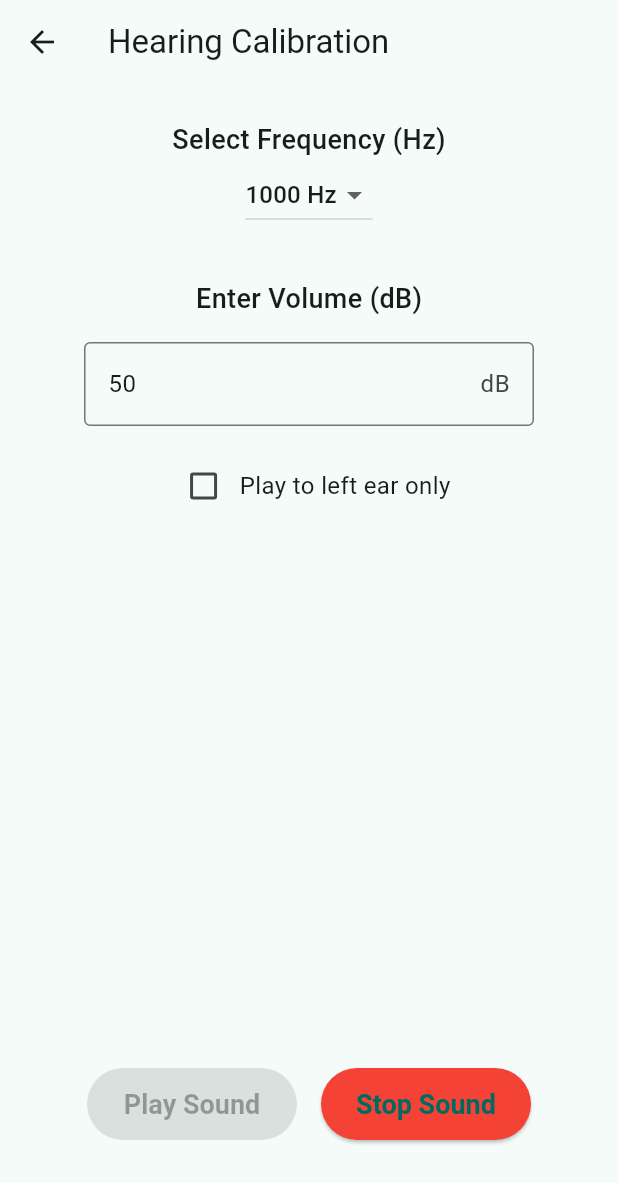
After one commit to HearMate/hear-mate-app, a Flutter app: the HeadsetCalibrationPage screen opened by its route, after a tap on "Play Sound", on a phone screen of 412 x 824 dp. The commit adds this screen. Shown: the top 1183 px of the screen. Run offline on Flutter 3.47's test engine with Material 3 defaults, Android fonts, the phone set to English and light mode, and no system bars; our stand-ins replace audioplayers, bloc, file_picker, fl_chart, flutter_bloc, fpdart and 2 more; accounts and stored records are empty; generated files the repository leaves out were written again.

Commit message:
Implement headset calibration module.

```diff
--- a/lib/home_page.dart
+++ b/lib/home_page.dart
@@ -46,9 +46,17 @@ class HomePage extends StatelessWidget {
                 onPressed: () {
                   Navigator.pushNamed(context, '/echo_parse/welcome');
                 },
-                child: Text(
-                  'Echo Parse',
-                ),
+                child: Text('Echo Parse'),
+              ),
+
+              const SizedBox(height: 10),
+
+              // Echo Parse button
+              FilledButton(
+                onPressed: () {
+                  Navigator.pushNamed(context, '/headset_calibration/home');
+                },
+                child: Text('Headset Calibration'),
               ),
 
               const SizedBox(height: 40),
--- a/lib/main.dart
+++ b/lib/main.dart
@@ -4,6 +4,8 @@ import 'package:hear_mate_app/data/languages.dart';
 import 'package:hear_mate_app/home_page.dart';
 import 'package:flutter_gen/gen_l10n/app_localizations.dart';
 import 'package:flutter_localizations/flutter_localizations.dart';
+import 'package:hear_mate_app/modules/hearing_calibration/blocs/headset_calibration_bloc/headset_calibration_page_bloc.dart';
+import 'package:hear_mate_app/modules/hearing_calibration/screens/hearing_calibration_page/hearing_calibration_page.dart';
 import 'package:hear_mate_app/screens/about_page.dart';
 import 'package:hear_mate_app/screens/menu_page.dart';
 import 'package:hear_mate_app/screens/settings_page.dart';
@@ -11,7 +13,7 @@ import 'package:hear_mate_app/modules/echo_parse/screens/echo_parse_welcome_page
 import 'package:hear_mate_app/modules/echo_parse/screens/echo_parse_home_page/echo_parse_home_page.dart';
 import 'package:hear_mate_app/modules/echo_parse/screens/echo_parse_conversion_results_page/echo_parse_conversion_results_page.dart';
 import 'package:hear_mate_app/modules/hearing_test/blocs/hearing_test/hearing_test_bloc.dart';
-import 'package:hear_mate_app/modules/hearing_test/repositories/hearing_test_sounds_player_repository.dart';
+import 'package:hear_mate_app/repositories/sounds_player_repository.dart';
 import 'package:hear_mate_app/modules/hearing_test/screens/hearing_test_page/hearing_test_page.dart';
 import 'package:hear_mate_app/modules/hearing_test/screens/hearing_test_result_page/hearing_test_result_page.dart';
 import 'package:hear_mate_app/modules/hearing_test/screens/hearing_test_welcome_page/hearing_test_welcome_page.dart';
@@ -33,10 +35,9 @@ class MyApp extends StatelessWidget {
       providers: [
         RepositoryProvider(
           create: (context) {
-            final hearingTestSoundsPlayerRepository =
-                HearingTestSoundsPlayerRepository();
-            hearingTestSoundsPlayerRepository.initialize();
-            return hearingTestSoundsPlayerRepository;
+            final soundsPlayerRepository = SoundsPlayerRepository();
+            soundsPlayerRepository.initialize();
+            return soundsPlayerRepository;
           },
         ),
         RepositoryProvider(
@@ -51,10 +52,14 @@ class MyApp extends StatelessWidget {
           BlocProvider(
             create:
                 (context) => HearingTestBloc(
-                  hearingTestSoundsPlayerRepository:
-                      RepositoryProvider.of<HearingTestSoundsPlayerRepository>(
-                        context,
-                      ),
+                  soundsPlayerRepository:
+                      RepositoryProvider.of<SoundsPlayerRepository>(context),
+                ),
+          ),
+          BlocProvider(
+            create:
+                (context) => HeadsetCalibrationBloc(
+                  RepositoryProvider.of<SoundsPlayerRepository>(context),
                 ),
           ),
           BlocProvider(
@@ -123,6 +128,10 @@ class MyApp extends StatelessWidget {
                     '/echo_parse/home': (context) => EchoParseHomePage(),
                     '/echo_parse/conversion_results':
                         (context) => EchoParseConversionResults(),
+
+                    //? HearingCalibration routes
+                    '/headset_calibration/home':
+                        (context) => HeadsetCalibrationPage(),
                   },
                   onUnknownRoute: (settings) {
                     return MaterialPageRoute(
--- /dev/null
+++ b/lib/modules/hearing_calibration/blocs/headset_calibration_bloc/headset_calibration_page_bloc.dart
@@ -0,0 +1,72 @@
+import 'package:bloc/bloc.dart';
+import 'package:hear_mate_app/repositories/sounds_player_repository.dart';
+import 'package:meta/meta.dart';
+
+part 'headset_calibration_page_event.dart';
+part 'headset_calibration_page_state.dart';
+
+class HeadsetCalibrationBloc
+    extends Bloc<HeadsetCalibrationEvent, HeadsetCalibrationState> {
+  final SoundsPlayerRepository soundsRepository;
+
+  HeadsetCalibrationBloc(this.soundsRepository)
+    : super(HeadsetCalibrationInitial()) {
+    on<FrequencyChanged>((event, emit) {
+      emit(
+        HeadsetCalibrationUpdated(
+          selectedFrequency: event.frequency,
+          dbValue: state.dbValue,
+          leftEarOnly: state.leftEarOnly,
+          isPlaying: state.isPlaying,
+        ),
+      );
+    });
+    on<DbChanged>((event, emit) {
+      emit(
+        HeadsetCalibrationUpdated(
+          selectedFrequency: state.selectedFrequency,
+          dbValue: event.dbValue,
+          leftEarOnly: state.leftEarOnly,
+          isPlaying: state.isPlaying,
+        ),
+      );
+    });
+    on<LeftEarOnlyChanged>((event, emit) {
+      emit(
+        HeadsetCalibrationUpdated(
+          selectedFrequency: state.selectedFrequency,
+          dbValue: state.dbValue,
+          leftEarOnly: event.leftEarOnly,
+          isPlaying: state.isPlaying,
+        ),
+      );
+    });
+    on<PlayPressed>((event, emit) async {
+      final double decibels = double.tryParse(state.dbValue) ?? 50.0;
+      await soundsRepository.playSound(
+        state.selectedFrequency,
+        decibels: decibels,
+        leftEarOnly: state.leftEarOnly,
+      );
+      emit(
+        HeadsetCalibrationUpdated(
+          selectedFrequency: state.selectedFrequency,
+          dbValue: state.dbValue,
+          leftEarOnly: state.leftEarOnly,
+          isPlaying: true,
+        ),
+      );
+    });
+    on<StopPressed>((event, emit) async {
+      await soundsRepository.stopSound();
+      emit(
+        HeadsetCalibrationUpdated(
+          selectedFrequency: state.selectedFrequency,
+          dbValue: state.dbValue,
+          leftEarOnly: state.leftEarOnly,
+          isPlaying: false,
+        ),
+      );
+    });
+  }
+}
--- /dev/null
+++ b/lib/modules/hearing_calibration/blocs/headset_calibration_bloc/headset_calibration_page_event.dart
@@ -0,0 +1,22 @@
+part of 'headset_calibration_page_bloc.dart';
+
+abstract class HeadsetCalibrationEvent {}
+
+class FrequencyChanged extends HeadsetCalibrationEvent {
+  final int frequency;
+  FrequencyChanged(this.frequency);
+}
+
+class DbChanged extends HeadsetCalibrationEvent {
+  final String dbValue;
+  DbChanged(this.dbValue);
+}
+
+class LeftEarOnlyChanged extends HeadsetCalibrationEvent {
+  final bool leftEarOnly;
+  LeftEarOnlyChanged(this.leftEarOnly);
+}
+
+class PlayPressed extends HeadsetCalibrationEvent {}
+
+class StopPressed extends HeadsetCalibrationEvent {}
--- /dev/null
+++ b/lib/modules/hearing_calibration/blocs/headset_calibration_bloc/headset_calibration_page_state.dart
@@ -0,0 +1,39 @@
+part of 'headset_calibration_page_bloc.dart';
+
+abstract class HeadsetCalibrationState {
+  final int selectedFrequency;
+  final String dbValue;
+  final bool leftEarOnly;
+  final bool isPlaying;
+
+  const HeadsetCalibrationState({
+    required this.selectedFrequency,
+    required this.dbValue,
+    required this.leftEarOnly,
+    required this.isPlaying,
+  });
+}
+
+class HeadsetCalibrationInitial extends HeadsetCalibrationState {
+  HeadsetCalibrationInitial()
+    : super(
+        selectedFrequency: 1000,
+        dbValue: '50',
+        leftEarOnly: false,
+        isPlaying: false,
+      );
+}
+
+class HeadsetCalibrationUpdated extends HeadsetCalibrationState {
+  const HeadsetCalibrationUpdated({
+    required int selectedFrequency,
+    required String dbValue,
+    required bool leftEarOnly,
+    required bool isPlaying,
+  }) : super(
+         selectedFrequency: selectedFrequency,
+         dbValue: dbValue,
+         leftEarOnly: leftEarOnly,
+         isPlaying: isPlaying,
+       );
+}
--- /dev/null
+++ b/lib/modules/hearing_calibration/screens/hearing_calibration_page/hearing_calibration_page.dart
@@ -0,0 +1,140 @@
+import 'package:flutter/material.dart';
+import 'package:flutter_bloc/flutter_bloc.dart';
+import 'package:hear_mate_app/modules/hearing_calibration/blocs/headset_calibration_bloc/headset_calibration_page_bloc.dart';
+import 'package:hear_mate_app/repositories/sounds_player_repository.dart';
+
+class HeadsetCalibrationPage extends StatelessWidget {
+  const HeadsetCalibrationPage({super.key});
+
+  static final List<int> _frequencies = [125, 250, 500, 1000, 2000, 4000, 8000];
+
+  @override
+  Widget build(BuildContext context) {
+    return BlocProvider(
+      create:
+          (context) => HeadsetCalibrationBloc(
+            RepositoryProvider.of<SoundsPlayerRepository>(context),
+          ),
+      child: Scaffold(
+        appBar: AppBar(title: Text('Hearing Calibration')),
+        body: Padding(
+          padding: const EdgeInsets.all(24.0),
+          child: BlocBuilder<HeadsetCalibrationBloc, HeadsetCalibrationState>(
+            builder: (context, state) {
+              return Column(
+                crossAxisAlignment: CrossAxisAlignment.center,
+                children: [
+                  Text(
+                    'Select Frequency (Hz)',
+                    style: TextStyle(fontSize: 18, fontWeight: FontWeight.w500),
+                  ),
+                  DropdownButton<int>(
+                    value: state.selectedFrequency,
+                    items:
+                        _frequencies
+                            .map(
+                              (freq) => DropdownMenuItem<int>(
+                                value: freq,
+                                child: Text('$freq Hz'),
+                              ),
+                            )
+                            .toList(),
+                    onChanged: (value) {
+                      if (value != null) {
+                        context.read<HeadsetCalibrationBloc>().add(
+                          FrequencyChanged(value),
+                        );
+                      }
+                    },
+                  ),
+                  SizedBox(height: 32),
+                  Text(
+                    'Enter Volume (dB)',
+                    style: TextStyle(fontSize: 18, fontWeight: FontWeight.w500),
+                  ),
+                  Padding(
+                    padding: const EdgeInsets.symmetric(
+                      vertical: 16.0,
+                      horizontal: 32.0,
+                    ),
+                    child: TextField(
+                      controller: TextEditingController(text: state.dbValue)
+                        ..selection = TextSelection.collapsed(
+                          offset: state.dbValue.length,
+                        ),
+                      keyboardType: TextInputType.number,
+                      decoration: InputDecoration(
+                        border: OutlineInputBorder(),
+                        suffixText: 'dB',
+                      ),
+                      onChanged: (val) {
+                        context.read<HeadsetCalibrationBloc>().add(
+                          DbChanged(val),
+                        );
+                      },
+                    ),
+                  ),
+                  Row(
+                    mainAxisAlignment: MainAxisAlignment.center,
+                    children: [
+                      Checkbox(
+                        value: state.leftEarOnly,
+                        onChanged: (val) {
+                          context.read<HeadsetCalibrationBloc>().add(
+                            LeftEarOnlyChanged(val ?? false),
+                          );
+                        },
+                      ),
+                      const Text('Play to left ear only'),
+                    ],
+                  ),
+                  const Spacer(),
+                  Row(
+                    mainAxisAlignment: MainAxisAlignment.center,
+                    children: [
+                      ElevatedButton(
+                        onPressed:
+                            state.isPlaying
+                                ? null
+                                : () => context
+                                    .read<HeadsetCalibrationBloc>()
+                                    .add(PlayPressed()),
+                        style: ElevatedButton.styleFrom(
+                          minimumSize: Size(140, 48),
+                          textStyle: TextStyle(
+                            fontSize: 18,
+                            fontWeight: FontWeight.bold,
+                          ),
+                        ),
+                        child: Text('Play Sound'),
+                      ),
+                      const SizedBox(width: 16),
+                      ElevatedButton(
+                        onPressed:
+                            state.isPlaying
+                                ? () => context
+                                    .read<HeadsetCalibrationBloc>()
+                                    .add(StopPressed())
+                                : null,
+                        style: ElevatedButton.styleFrom(
+                          minimumSize: Size(140, 48),
+                          backgroundColor: Colors.red,
+                          textStyle: TextStyle(
+                            fontSize: 18,
+                            fontWeight: FontWeight.bold,
+                          ),
+                        ),
+                        child: Text('Stop Sound'),
+                      ),
+                    ],
+                  ),
+                  const SizedBox(height: 40),
+                ],
+              );
+            },
+          ),
+        ),
+      ),
+    );
+  }
+}
--- a/lib/modules/hearing_test/blocs/hearing_test/hearing_test_bloc.dart
+++ b/lib/modules/hearing_test/blocs/hearing_test/hearing_test_bloc.dart
@@ -1,6 +1,6 @@
 import 'package:bloc/bloc.dart';
 import 'package:flutter/foundation.dart';
-import 'package:hear_mate_app/modules/hearing_test/repositories/hearing_test_sounds_player_repository.dart';
+import 'package:hear_mate_app/repositories/sounds_player_repository.dart';
 import 'package:hear_mate_app/utils/logger.dart';
 
 part 'hearing_test_event.dart';
@@ -9,14 +9,12 @@ part 'hearing_test_state.dart';
 const int MIN_DB_LEVEL = -10;
 
 class HearingTestBloc extends Bloc<HearingTestEvent, HearingTestState> {
-  final HearingTestSoundsPlayerRepository _soundsPlayerRepository;
+  final SoundsPlayerRepository _soundsPlayerRepository;
   final List<int> testFrequencies = [1000, 2000, 4000, 8000, 500, 250, 125];
 
-  HearingTestBloc({
-    required HearingTestSoundsPlayerRepository
-    hearingTestSoundsPlayerRepository,
-  }) : _soundsPlayerRepository = hearingTestSoundsPlayerRepository,
-       super(HearingTestState()) {
+  HearingTestBloc({required SoundsPlayerRepository soundsPlayerRepository})
+    : _soundsPlayerRepository = soundsPlayerRepository,
+      super(HearingTestState()) {
     on<HearingTestStartTest>(_onStartTest);
     on<HearingTestButtonPressed>(_onButtonPressed);
     on<HearingTestButtonReleased>(_onButtonReleased);
--- a/lib/modules/hearing_test/repositories/hearing_test_sounds_player_repository.dart
+++ b/lib/repositories/sounds_player_repository.dart
@@ -2,7 +2,7 @@ import 'dart:math';
 import 'package:audioplayers/audioplayers.dart';
 import 'package:hear_mate_app/utils/logger.dart';
 
-class HearingTestSoundsPlayerRepository {
+class SoundsPlayerRepository {
   final AudioPlayer _audioPlayer = AudioPlayer();
   final Map<int, Map<String, String>> _soundAssets =
       {}; // Stores both left and right variants
@@ -40,10 +40,11 @@ class HearingTestSoundsPlayerRepository {
         await _audioPlayer.setSource(AssetSource(assetPath));
         await _audioPlayer.setVolume(volume);
         await _audioPlayer.resume();
+        await _audioPlayer.setReleaseMode(ReleaseMode.loop);
 
-        await Future.delayed(soundDuration, () {
-          _audioPlayer.stop();
-        });
+        // await Future.delayed(soundDuration, () {
+        //   _audioPlayer.stop();
+        // });
       } catch (e) {
         HMLogger.print("Error loading sound file: $e");
       }
@@ -72,7 +73,7 @@ class HearingTestSoundsPlayerRepository {
   }
 
   double _HLToSPL(double dBHL, int frequency) {
-    //needs to be checked against iso 226:2003 standard / consulted with Dominika
+    // needs to be checked against iso 226:2003 standard / consulted with Dominika
     const Map<int, double> referenceSPL = {
       125: 45.0,
       250: 25.0,
```
Also changed, not shown: lib/modules/hearing_test/screens/hearing_test_page/hearing_test_page.dart (+6 -2 lines).
